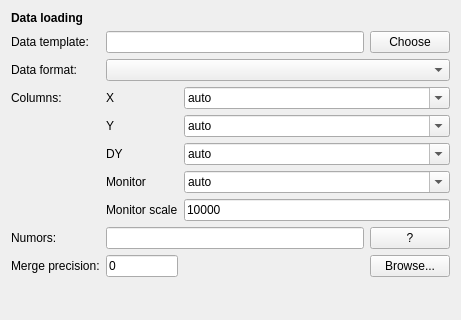
Old version of the form ufit/gui/dataloader.ui in the repository McStasMcXtrace/ufit.
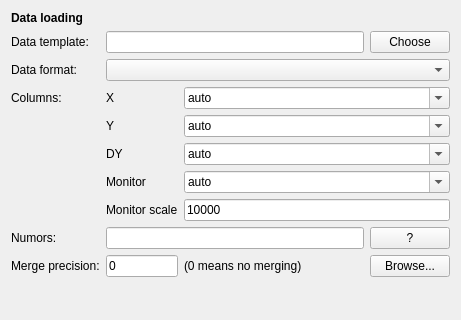
New version of the form. Icons and pictures are not drawn.

Commit message: add small explanation about merge precision = 0

```diff
--- a/ufit/gui/dataloader.ui
+++ b/ufit/gui/dataloader.ui
@@ -274,6 +274,13 @@
      <item row="8" column="1" colspan="3">
       <widget class="QLineEdit" name="numorsEdit"/>
      </item>
+     <item row="9" column="2">
+      <widget class="QLabel" name="label_12">
+       <property name="text">
+        <string>(0 means no merging)</string>
+       </property>
+      </widget>
+     </item>
     </layout>
    </item>
   </layout>
```
The commit also changes 1 other file.
